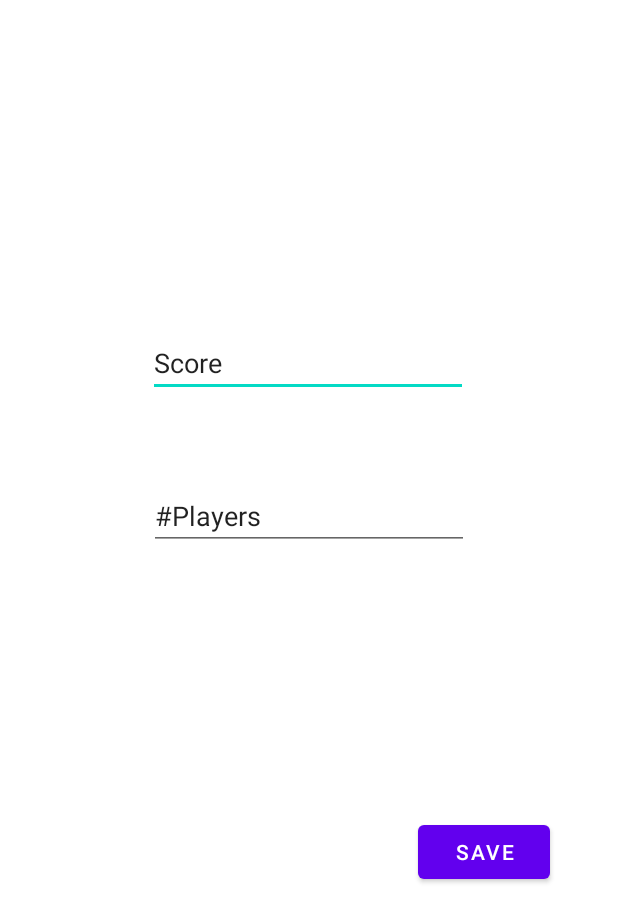
After one commit to kza40/GameKeeper, an Android app: the layout activity_new_game.xml on its own in the app's theme, with its tools: preview values and no code run, on a phone screen of 412 x 824 dp. The commit adds this screen. Shown: the top 922 px of the screen. Run offline under Robolectric (Android 15) with nearby library versions, the phone set to English and light mode, and no system bars.

Commit message:
[kia] Refactored the old AddGame to AddConfig and created files and UI for NewGame class.

```diff
--- a/app/src/main/java/ca/cmpt276/myapplication/MainActivity.java
+++ b/app/src/main/java/ca/cmpt276/myapplication/MainActivity.java
@@ -28,7 +28,7 @@ public class MainActivity extends AppCompatActivity {
     private void setupAddButton() {
         ImageButton add = findViewById(R.id.addButton);
         add.setOnClickListener(view -> {
-            Intent intent = new Intent(MainActivity.this, AddGame.class);
+            Intent intent = new Intent(MainActivity.this, AddConfig.class);
             startActivity(intent);
         });
     }
--- a/app/src/main/res/layout/activity_add_game.xml
+++ b/app/src/main/res/layout/activity_add_config.xml
@@ -4,7 +4,7 @@
     xmlns:tools="http://schemas.android.com/tools"
     android:layout_width="match_parent"
     android:layout_height="match_parent"
-    tools:context=".AddGame">
+    tools:context=".AddConfig">
 
 
     <com.google.android.material.appbar.AppBarLayout
--- /dev/null
+++ b/app/src/main/res/layout/activity_new_game.xml
@@ -0,0 +1,49 @@
+<?xml version="1.0" encoding="utf-8"?>
+<androidx.constraintlayout.widget.ConstraintLayout xmlns:android="http://schemas.android.com/apk/res/android"
+    xmlns:app="http://schemas.android.com/apk/res-auto"
+    xmlns:tools="http://schemas.android.com/tools"
+    android:layout_width="match_parent"
+    android:layout_height="match_parent"
+    tools:context=".model.NewGame">
+
+    <EditText
+        android:id="@+id/edtScoreDisplay"
+        android:layout_width="wrap_content"
+        android:layout_height="wrap_content"
+        android:layout_marginStart="100dp"
+        android:layout_marginTop="173dp"
+        android:layout_marginEnd="101dp"
+        android:layout_marginBottom="513dp"
+        android:ems="10"
+        android:inputType="textPersonName"
+        android:text="Score"
+        app:layout_constraintBottom_toBottomOf="parent"
+        app:layout_constraintEnd_toEndOf="parent"
+        app:layout_constraintStart_toStartOf="parent"
+        app:layout_constraintTop_toTopOf="parent" />
+
+    <EditText
+        android:id="@+id/edtNumPlayersDisplay"
+        android:layout_width="wrap_content"
+        android:layout_height="wrap_content"
+        android:ems="10"
+        android:inputType="textPersonName"
+        android:text="#Players"
+        app:layout_constraintBottom_toBottomOf="parent"
+        app:layout_constraintEnd_toEndOf="parent"
+        app:layout_constraintStart_toStartOf="parent"
+        app:layout_constraintTop_toTopOf="parent"
+        app:layout_constraintVertical_bias="0.413" />
+
+    <Button
+        android:id="@+id/btnSave"
+        android:layout_width="wrap_content"
+        android:layout_height="wrap_content"
+        android:text="Save"
+        app:layout_constraintBottom_toBottomOf="parent"
+        app:layout_constraintEnd_toEndOf="parent"
+        app:layout_constraintHorizontal_bias="0.86"
+        app:layout_constraintStart_toStartOf="parent"
+        app:layout_constraintTop_toTopOf="parent"
+        app:layout_constraintVertical_bias="0.701" />
+</androidx.constraintlayout.widget.ConstraintLayout>
```
Also changed, not shown: app/src/main/AndroidManifest.xml (+10 -3 lines), app/src/main/java/ca/cmpt276/myapplication/AddConfig.java (renamed from app/src/main/java/ca/cmpt276/myapplication/AddGame.java, +4 -4 lines), app/src/main/java/ca/cmpt276/myapplication/model/NewGame.java (added, +43 -0 lines).
